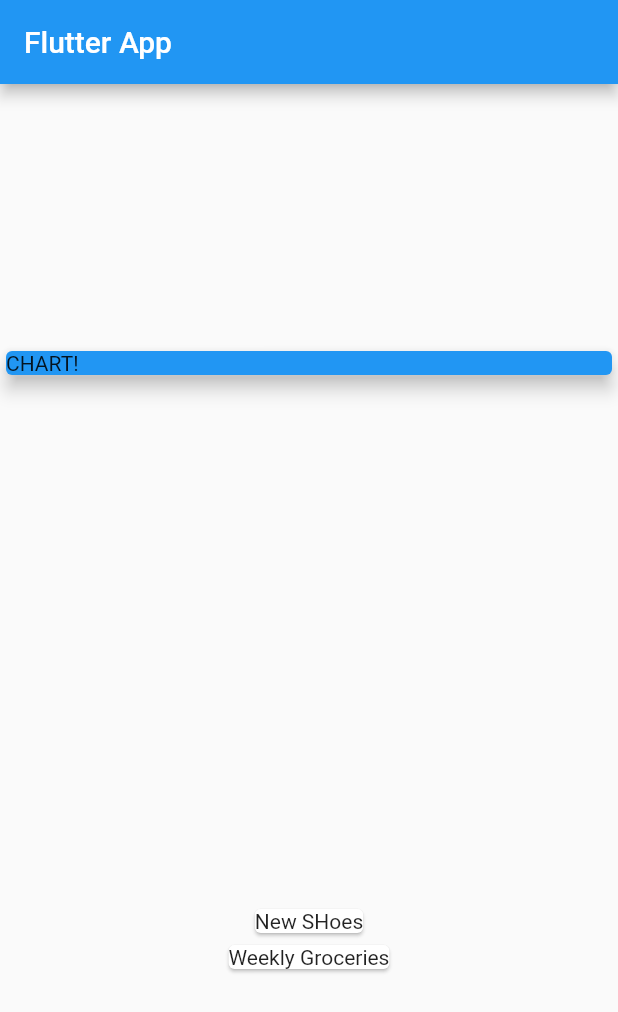
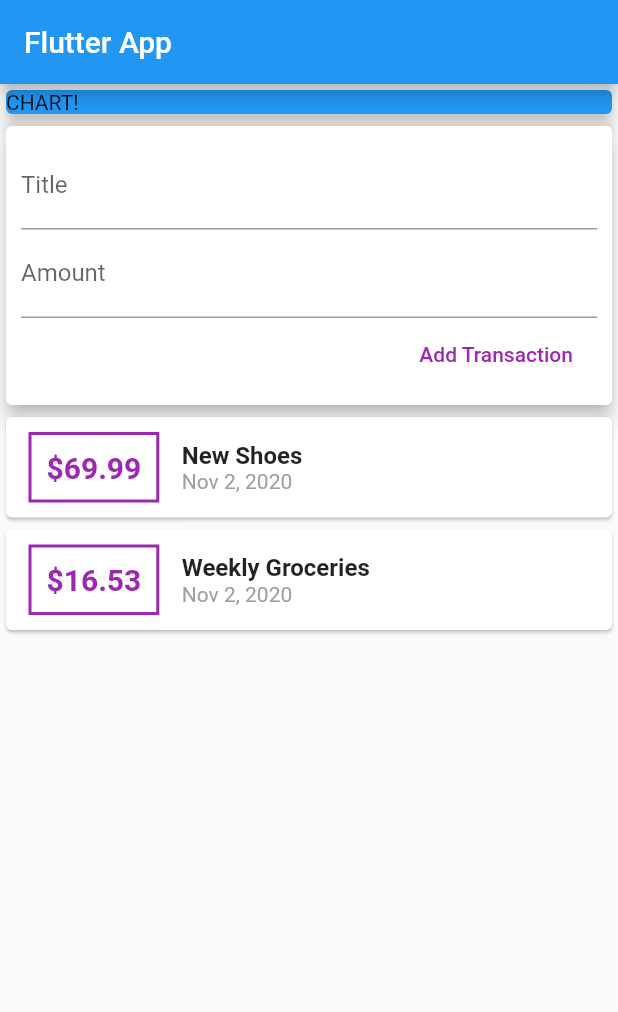
Before and after one commit to sylim2357/flutter-tutorial, a Flutter app: the screen it shows after launch, on a phone screen of 412 x 824 dp. Shown: the top 1012 px of the screen. Run offline on Flutter 3.47's test engine with Material 2 defaults, Android fonts, the phone set to English and light mode, and no system bars.

Commit message:
87 connecting the widgets

```diff
--- a/personal_expense/lib/main.dart
+++ b/personal_expense/lib/main.dart
@@ -1,6 +1,6 @@
 import 'package:flutter/material.dart';
 
-import './transaction.dart';
+import './widgets/user_transactions.dart';
 
 void main() => runApp(MyApp());
 
@@ -15,20 +15,8 @@ class MyApp extends StatelessWidget {
 }
 
 class MyHomePage extends StatelessWidget {
-  final List<Transaction> transactions = [
-    Transaction(
-      id: 't1',
-      title: 'New SHoes',
-      amount: 69.99,
-      date: DateTime.now(),
-    ),
-    Transaction(
-      id: 't1',
-      title: 'Weekly Groceries',
-      amount: 16.53,
-      date: DateTime.now(),
-    ),
-  ];
+  final titleController = TextEditingController();
+  final amountController = TextEditingController();
 
   @override
   Widget build(BuildContext context) {
@@ -37,7 +25,6 @@ class MyHomePage extends StatelessWidget {
         title: Text('Flutter App'),
       ),
       body: Column(
-        mainAxisAlignment: MainAxisAlignment.spaceAround,
         crossAxisAlignment: CrossAxisAlignment.stretch,
         children: <Widget>[
           Container(
@@ -48,13 +35,7 @@ class MyHomePage extends StatelessWidget {
               elevation: 5,
             ),
           ),
-          Column(
-            children: transactions.map((tx) {
-              return Card(
-                child: Text(tx.title),
-              );
-            }).toList(),
-          )
+          UserTransactions(),
         ],
       ),
     );
--- /dev/null
+++ b/personal_expense/lib/widgets/new_transaction.dart
@@ -0,0 +1,44 @@
+import 'package:flutter/material.dart';
+
+class NewTransaction extends StatelessWidget {
+  final Function addTx;
+  final titleController = TextEditingController();
+  final amountController = TextEditingController();
+
+  NewTransaction(this.addTx);
+
+  @override
+  Widget build(BuildContext context) {
+    return Card(
+      elevation: 5,
+      child: Container(
+        padding: EdgeInsets.all(10),
+        child: Column(
+          crossAxisAlignment: CrossAxisAlignment.end,
+          children: [
+            TextField(
+              decoration: InputDecoration(labelText: 'Title'),
+              controller: this.titleController,
+            ),
+            TextField(
+              decoration: InputDecoration(labelText: 'Amount'),
+              controller: this.amountController,
+            ),
+            FlatButton(
+              child: Text('Add Transaction'),
+              textColor: Colors.purple,
+              onPressed: () {
+                this.addTx(
+                  titleController.text,
+                  double.parse(amountController.text),
+                );
+                print(this.titleController.text);
+                print(this.amountController.text);
+              },
+            )
+          ],
+        ),
+      ),
+    );
+  }
+}
--- /dev/null
+++ b/personal_expense/lib/widgets/transaction_list.dart
@@ -0,0 +1,59 @@
+import 'package:flutter/material.dart';
+import 'package:intl/intl.dart';
+
+import '../models/transaction.dart';
+
+class TransactionList extends StatelessWidget {
+  final List<Transaction> transactions;
+
+  TransactionList(this.transactions);
+
+  @override
+  Widget build(BuildContext context) {
+    return Column(
+      children: this.transactions.map((tx) {
+        return Card(
+          child: Row(
+            children: [
+              Container(
+                margin: EdgeInsets.symmetric(
+                  vertical: 10,
+                  horizontal: 15,
+                ),
+                decoration: BoxDecoration(
+                  border: Border.all(
+                    color: Colors.purple,
+                    width: 2,
+                  ),
+                ),
+                padding: EdgeInsets.all(10),
+                child: Text(
+                  '\$${tx.amount}',
+                  style: TextStyle(
+                    fontWeight: FontWeight.bold,
+                    fontSize: 20,
+                    color: Colors.purple,
+                  ),
+                ),
+              ),
+              Column(
+                crossAxisAlignment: CrossAxisAlignment.start,
+                children: [
+                  Text(tx.title,
+                      style: TextStyle(
+                        fontSize: 16,
+                        fontWeight: FontWeight.bold,
+                      )),
+                  Text(
+                    DateFormat.yMMMd().format(tx.date),
+                    style: TextStyle(color: Colors.grey),
+                  ),
+                ],
+              ),
+            ],
+          ),
+        );
+      }).toList(),
+    );
+  }
+}
--- /dev/null
+++ b/personal_expense/lib/widgets/user_transactions.dart
@@ -0,0 +1,50 @@
+import 'package:flutter/material.dart';
+
+import './transaction_list.dart';
+import './new_transaction.dart';
+import '../models/transaction.dart';
+
+class UserTransactions extends StatefulWidget {
+  @override
+  _UserTransactionsState createState() => _UserTransactionsState();
+}
+
+class _UserTransactionsState extends State<UserTransactions> {
+  final List<Transaction> _userTransactions = [
+    Transaction(
+      id: 't1',
+      title: 'New Shoes',
+      amount: 69.99,
+      date: DateTime.now(),
+    ),
+    Transaction(
+      id: 't1',
+      title: 'Weekly Groceries',
+      amount: 16.53,
+      date: DateTime.now(),
+    ),
+  ];
+
+  void _addNewTransaction(String txTitle, double txAmount) {
+    final newTx = Transaction(
+      title: txTitle,
+      amount: txAmount,
+      date: DateTime.now(),
+      id: DateTime.now().toString(),
+    );
+
+    setState(() {
+      this._userTransactions.add(newTx);
+    });
+  }
+
+  @override
+  Widget build(BuildContext context) {
+    return Column(
+      children: [
+        NewTransaction(this._addNewTransaction),
+        TransactionList(this._userTransactions),
+      ],
+    );
+  }
+}
--- a/personal_expense/pubspec.yaml
+++ b/personal_expense/pubspec.yaml
@@ -23,6 +23,7 @@ environment:
 dependencies:
   flutter:
     sdk: flutter
+  intl: ^0.16.1
 
 
   # The following adds the Cupertino Icons font to your application.
```
Also changed, not shown: personal_expense/lib/models/transaction.dart (renamed from personal_expense/lib/transaction.dart), personal_expense/pubspec.lock.
